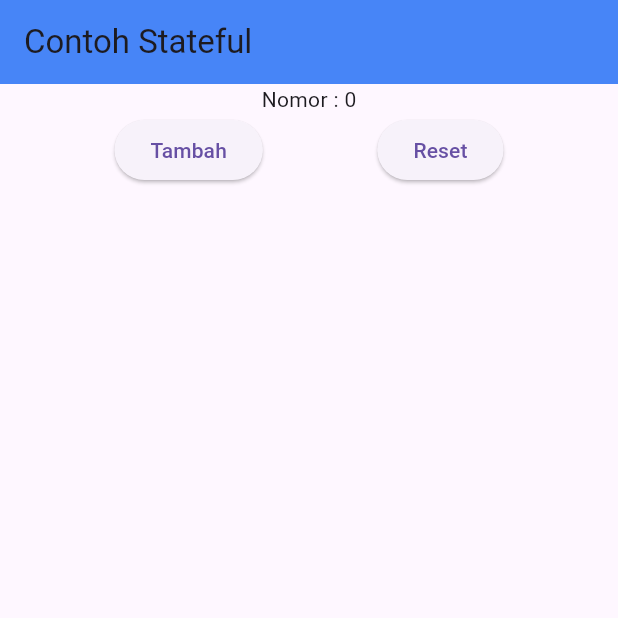
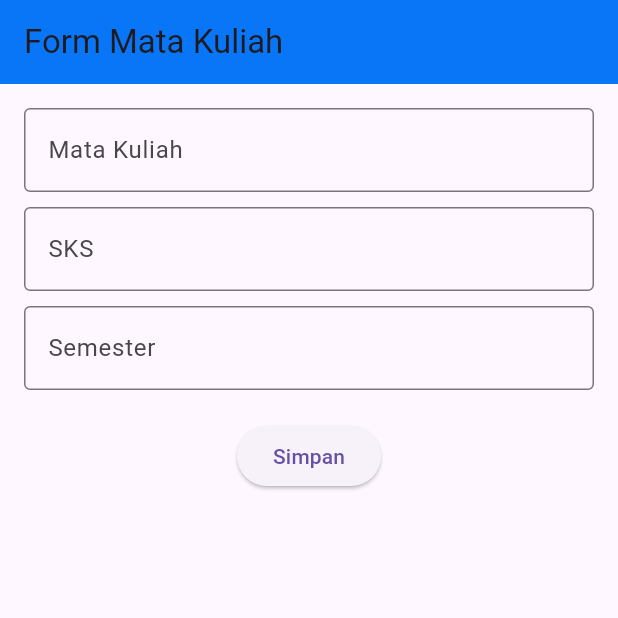
Before and after one commit to frrrAn23/mobile-p-1, a Flutter app: the screen it shows after launch, on a phone screen of 412 x 824 dp, the top half of it. Run offline on Flutter 3.47's test engine with Material 3 defaults, Android fonts, the phone set to English and light mode, and no system bars.

Commit message:
Pertemuan 7 - Membuat mahasiswa_form.dart dan mahasiswa_detail.dart - Membuat folder pertemuan7 untuk tugas yang isinya matakuliah_form.dart dan matakuliah_detail.dart

```diff
--- a/lib/main.dart
+++ b/lib/main.dart
@@ -1,5 +1,6 @@
+import 'package:belajarflutter/mahasiswa_detail.dart';
 import 'package:flutter/material.dart';
-import './contoh_stateful.dart';
+import './pertemuan7/matakuliah_form.dart';
 
 void main() {
   runApp(const MyApp());
@@ -13,7 +14,7 @@ class MyApp extends StatelessWidget {
   Widget build(BuildContext context) {
     return MaterialApp(
       title: 'Flutter Demo',
-      home: ContohStateful(),
+      home: MatakuliahForm(),
     );
   }
 }
--- /dev/null
+++ b/lib/pertemuan7/matakuliah_detail.dart
@@ -0,0 +1,47 @@
+import 'package:flutter/cupertino.dart';
+import 'package:flutter/material.dart';
+
+class MatakuliahDetail extends StatelessWidget {
+  final String mataKuliah;
+  final int sks;
+  final String semester;
+
+  const MatakuliahDetail({
+    super.key,
+    required this.mataKuliah,
+    required this.sks,
+    required this.semester,
+  });
+
+  @override
+  Widget build(BuildContext context) {
+    return Scaffold(
+      appBar: AppBar(title: const Text("Detail Mata Kuliah"),
+      backgroundColor: CupertinoColors.activeBlue,
+        elevation: 4,
+      ),
+      body: Padding(
+        padding: const EdgeInsets.all(16),
+        child: Column(
+          crossAxisAlignment: CrossAxisAlignment.start,
+          children: [
+            Text(
+              "Mata Kuliah: $mataKuliah",
+              style: const TextStyle(fontSize: 18, fontWeight: FontWeight.bold),
+            ),
+            const SizedBox(height: 8),
+            Text(
+              "SKS: $sks",
+              style: const TextStyle(fontSize: 16),
+            ),
+            const SizedBox(height: 8),
+            Text(
+              "Semester: $semester",
+              style: const TextStyle(fontSize: 16),
+            ),
+          ],
+        ),
+      ),
+    );
+  }
+}
--- /dev/null
+++ b/lib/pertemuan7/matakuliah_form.dart
@@ -0,0 +1,125 @@
+import 'package:flutter/cupertino.dart';
+import 'package:flutter/material.dart';
+import 'matakuliah_detail.dart';
+
+class MatakuliahForm extends StatefulWidget {
+  const MatakuliahForm({super.key});
+
+  @override
+  State<MatakuliahForm> createState() => _MatakuliahFormState();
+}
+
+class _MatakuliahFormState extends State<MatakuliahForm> {
+  final _formKey = GlobalKey<FormState>();
+  final _mataKuliahCtrl = TextEditingController();
+  final _sksCtrl = TextEditingController();
+  final _semesterCtrl = TextEditingController();
+
+  @override
+  void dispose() {
+    _mataKuliahCtrl.dispose();
+    _sksCtrl.dispose();
+    _semesterCtrl.dispose();
+    super.dispose();
+  }
+
+  @override
+  Widget build(BuildContext context) {
+    return Scaffold(
+      appBar: AppBar(title: const Text("Form Mata Kuliah"),
+      backgroundColor: CupertinoColors.activeBlue,
+        elevation: 4,
+      ),
+      body: Padding(
+        padding: const EdgeInsets.all(16),
+        child: Form(
+          key: _formKey,
+          child: Column(
+            children: [
+              mataKuliahField(),
+              const SizedBox(height: 10),
+              sksField(),
+              const SizedBox(height: 10),
+              semesterField(),
+              const SizedBox(height: 20),
+              tombolSimpan(),
+            ],
+          ),
+        ),
+      ),
+    );
+  }
+
+  Widget mataKuliahField() {
+    return TextFormField(
+      controller: _mataKuliahCtrl,
+      decoration: const InputDecoration(
+        labelText: "Mata Kuliah",
+        border: OutlineInputBorder(),
+      ),
+      validator: (value) {
+        if (value == null || value.trim().isEmpty) {
+          return "Mata kuliah tidak boleh kosong";
+        }
+        return null;
+      },
+    );
+  }
+
+  Widget sksField() {
+    return TextFormField(
+      controller: _sksCtrl,
+      decoration: const InputDecoration(
+        labelText: "SKS",
+        border: OutlineInputBorder(),
+      ),
+      keyboardType: TextInputType.number,
+      validator: (value) {
+        if (value == null || value.trim().isEmpty) {
+          return "SKS tidak boleh kosong";
+        }
+        final sks = int.tryParse(value);
+        if (sks == null || sks <= 0) {
+          return "Masukkan SKS valid (angka positif)";
+        }
+        return null;
+      },
+    );
+  }
+
+  Widget semesterField() {
+    return TextFormField(
+      controller: _semesterCtrl,
+      decoration: const InputDecoration(
+        labelText: "Semester",
+        border: OutlineInputBorder(),
+      ),
+      validator: (value) {
+        if (value == null || value.trim().isEmpty) {
+          return "Semester tidak boleh kosong";
+        }
+        return null;
+      },
+    );
+  }
+
+  Widget tombolSimpan() {
+    return ElevatedButton(
+      onPressed: () {
+        if (_formKey.currentState!.validate()) {
+          Navigator.push(
+            context,
+            MaterialPageRoute(
+              builder: (context) => MatakuliahDetail(
+                mataKuliah: _mataKuliahCtrl.text.trim(),
+                sks: int.parse(_sksCtrl.text.trim()),
+                semester: _semesterCtrl.text.trim(),
+              ),
+            ),
+          );
+        }
+      },
+      child: const Text("Simpan"),
+    );
+  }
+}
```
Also changed, not shown: lib/mahasiswa_detail.dart (added, +34 -0 lines), lib/mahasiswa_form.dart (added, +80 -0 lines).
